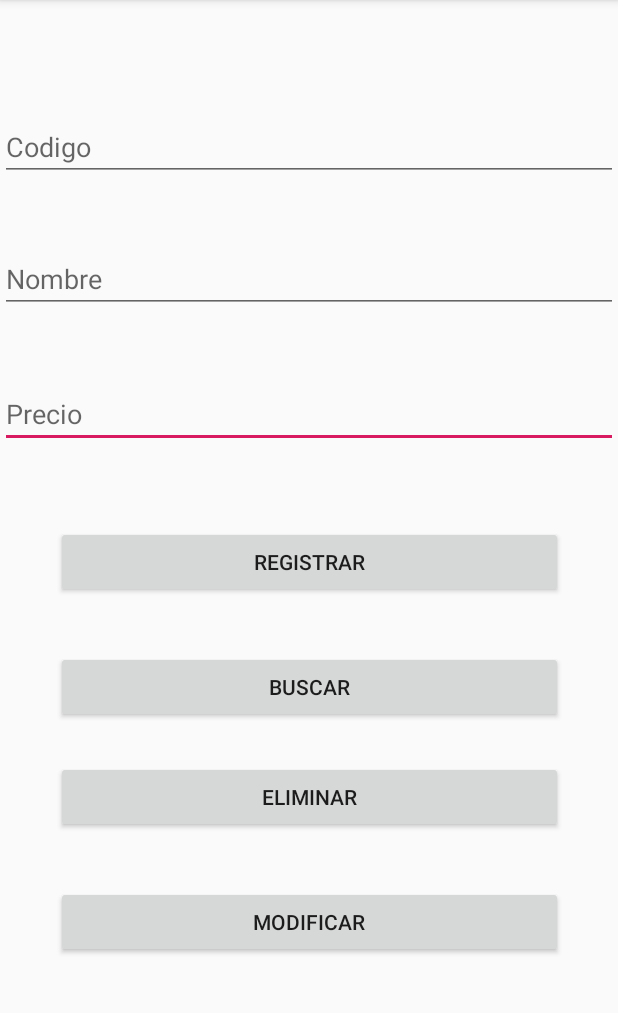
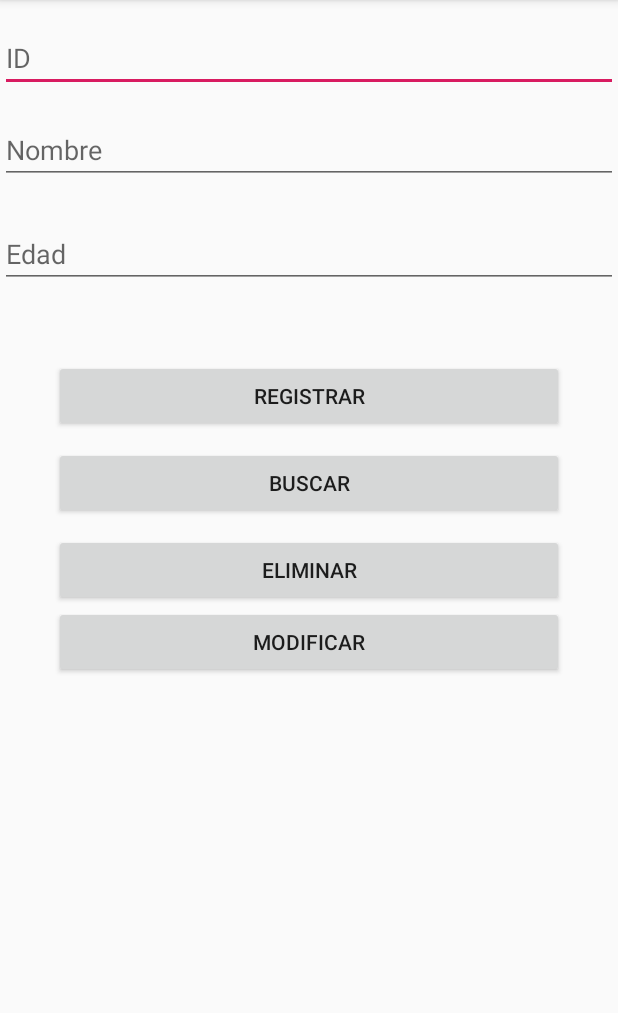
Before and after one commit to nicolasbeltrami/practica_09, an Android app: the screen it shows after launch (MainActivity), after a tap on "REGISTRAR", on a phone screen of 412 x 824 dp, the part 84-1097 px from its top. Run offline under Robolectric (Android 15) with nearby library versions, the phone set to English and light mode, and no system bars.

Commit message:
modificaciones menores

```diff
--- a/app/src/main/java/com/nicolas/practica_09/Data/AdminSqLite.java
+++ b/app/src/main/java/com/nicolas/practica_09/Data/AdminSqLite.java
@@ -13,7 +13,7 @@ public class AdminSqLite extends SQLiteOpenHelper {
 
     @Override
     public void onCreate(SQLiteDatabase db) {
-        db.execSQL("create table articulos(codigo int primary key, nombre text, precio real )");
+        db.execSQL("create table personas(id int primary key, nombre text, edad real )");
     }
 
     @Override
--- a/app/src/main/java/com/nicolas/practica_09/MainActivity.java
+++ b/app/src/main/java/com/nicolas/practica_09/MainActivity.java
@@ -15,9 +15,9 @@ import com.nicolas.practica_09.Data.AdminSqLite;
 
 public class MainActivity extends AppCompatActivity {
 
-    private EditText etCodigo;
+    private EditText etid;
     private EditText etNombre;
-    private EditText etPrecio;
+    private EditText etEdad;
     private Button btnCrear;
     private Button btnBuscar;
     private Button btnEliminar;
@@ -28,9 +28,9 @@ public class MainActivity extends AppCompatActivity {
         super.onCreate(savedInstanceState);
         setContentView(R.layout.activity_main);
 
-        etCodigo = findViewById(R.id.txtId);
+        etid = findViewById(R.id.txtId);
         etNombre = findViewById(R.id.txtNombre);
-        etPrecio = findViewById(R.id.txtPrecio);
+        etEdad = findViewById(R.id.txtEdad);
         btnCrear =findViewById(R.id.btnRegistrar);
         btnBuscar = findViewById(R.id.btnBuscar);
         btnEliminar = findViewById(R.id.btnEliminar);
@@ -73,23 +73,23 @@ public class MainActivity extends AppCompatActivity {
         AdminSqLite  admin = new AdminSqLite(this, "administracion", null, 1);
         SQLiteDatabase db = admin.getWritableDatabase();
 
-        String codigo = etCodigo.getText().toString();
+        String id = etid.getText().toString();
         String nombre = etNombre.getText().toString();
-        String precio = etPrecio.getText().toString();
+        String edad = etEdad.getText().toString();
 
-        if (!codigo.isEmpty() && !nombre.isEmpty() && !precio.isEmpty()){
+        if (!id.isEmpty() && !nombre.isEmpty() && !edad.isEmpty()){
 
             ContentValues registro = new ContentValues();
 
-            registro.put("codigo", codigo);
+            registro.put("id", id);
             registro.put("nombre", nombre);
-            registro.put("precio", precio);
+            registro.put("edad", edad);
 
-            db.insert("articulos", null, registro);
+            db.insert("personas", null, registro);
             db.close();
-            etCodigo.setText("");
+            etid.setText("");
             etNombre.setText("");
-            etPrecio.setText("");
+            etEdad.setText("");
             Toast.makeText(this,"Registro Exitoso", Toast.LENGTH_LONG).show();
 
         }else {
@@ -102,14 +102,14 @@ public class MainActivity extends AppCompatActivity {
         SQLiteDatabase db = admin.getWritableDatabase();
 
 
-        String codigo = etCodigo.getText().toString();
+        String id = etid.getText().toString();
 
-        if (!codigo.isEmpty()){
-            Cursor fila = db.rawQuery("select nombre, precio from articulos where codigo ="+ codigo, null);
+        if (!id.isEmpty()){
+            Cursor fila = db.rawQuery("select nombre, edad from personas where id ="+ id, null);
 
             if (fila.moveToFirst()){
                 etNombre.setText(fila.getString(0));
-                etPrecio.setText(fila.getString(1));
+                etEdad.setText(fila.getString(1));
                 db.close();
             }else{
                 Toast.makeText(this, "No existe el artículo buscado", Toast.LENGTH_LONG).show();
@@ -124,15 +124,15 @@ public class MainActivity extends AppCompatActivity {
         AdminSqLite admin = new AdminSqLite(this, "administracion", null, 1);
         SQLiteDatabase db = admin.getWritableDatabase();
 
-        String codigo = etCodigo.getText().toString();
+        String id = etid.getText().toString();
 
-        if (!codigo.isEmpty()){
-            int cantidad = db.delete("articulos", "codigo =" + codigo, null);
+        if (!id.isEmpty()){
+            int cantidad = db.delete("personas", "id =" + id, null);
             db.close();
 
-            etCodigo.setText("");
+            etid.setText("");
             etNombre.setText("");
-            etPrecio.setText("");
+            etEdad.setText("");
 
             if (cantidad == 1){
                 Toast.makeText(this, "Producto eliminado exitosamente", Toast.LENGTH_LONG).show();
@@ -149,18 +149,18 @@ public class MainActivity extends AppCompatActivity {
         AdminSqLite admin = new AdminSqLite(this, "administracion", null, 1);
         SQLiteDatabase db = admin.getWritableDatabase();
 
-        String codigo = etCodigo.getText().toString();
+        String id = etid.getText().toString();
         String nombre = etNombre.getText().toString();
-        String precio = etPrecio.getText().toString();
+        String edad = etEdad.getText().toString();
 
-        if (!codigo.isEmpty() && !nombre.isEmpty() && !precio.isEmpty()){
+        if (!id.isEmpty() && !nombre.isEmpty() && !edad.isEmpty()){
 
             ContentValues registro = new ContentValues();
-            registro.put("codigo", codigo);
+            registro.put("id", id);
             registro.put("nombre", nombre);
-            registro.put("precio", precio);
+            registro.put("edad", edad);
 
-            int cantidad = db.update("articulos", registro, "codigo =" + codigo, null);
+            int cantidad = db.update("personas", registro, "id =" + id, null);
             db.close();
 
             if (cantidad == 1){
--- a/app/src/main/res/layout/activity_main.xml
+++ b/app/src/main/res/layout/activity_main.xml
@@ -7,90 +7,100 @@
     tools:context=".MainActivity">
 
     <EditText
-        android:id="@+id/txtPrecio"
+        android:id="@+id/txtId"
         android:layout_width="0dp"
         android:layout_height="wrap_content"
-        android:layout_marginBottom="42dp"
+        android:layout_marginTop="16dp"
         android:ems="10"
-        android:hint="@string/precio"
+        android:hint="@string/name"
         android:importantForAutofill="no"
-        android:inputType="numberDecimal"
-        app:layout_constraintBottom_toTopOf="@+id/btnRegistrar"
+        android:inputType="textPersonName"
         app:layout_constraintEnd_toEndOf="parent"
+        app:layout_constraintHorizontal_bias="0.0"
         app:layout_constraintStart_toStartOf="parent"
-        app:layout_constraintTop_toBottomOf="@+id/txtNombre" />
+        app:layout_constraintTop_toTopOf="parent" />
 
     <EditText
         android:id="@+id/txtNombre"
         android:layout_width="0dp"
         android:layout_height="wrap_content"
-        android:layout_marginBottom="35dp"
+        android:layout_marginTop="16dp"
         android:ems="10"
         android:hint="@string/txtNombre"
         android:importantForAutofill="no"
         android:inputType="textPersonName"
-        app:layout_constraintBottom_toTopOf="@+id/txtPrecio"
         app:layout_constraintEnd_toEndOf="parent"
+        app:layout_constraintHorizontal_bias="0.0"
         app:layout_constraintStart_toStartOf="parent"
         app:layout_constraintTop_toBottomOf="@+id/txtId" />
 
+    <EditText
+        android:id="@+id/txtEdad"
+        android:layout_width="0dp"
+        android:layout_height="wrap_content"
+        android:layout_marginTop="24dp"
+        android:ems="10"
+        android:hint="@string/precio"
+        android:importantForAutofill="no"
+        android:inputType="numberDecimal"
+        app:layout_constraintEnd_toEndOf="parent"
+        app:layout_constraintHorizontal_bias="0.0"
+        app:layout_constraintStart_toStartOf="parent"
+        app:layout_constraintTop_toBottomOf="@+id/txtNombre" />
+
     <Button
         android:id="@+id/btnRegistrar"
-        android:layout_width="338dp"
+        android:layout_width="0dp"
         android:layout_height="wrap_content"
-        android:layout_marginBottom="26dp"
+        android:layout_marginStart="36dp"
+        android:layout_marginTop="48dp"
+        android:layout_marginEnd="36dp"
+        android:layout_marginBottom="10dp"
         android:text="@string/buttonCrar"
         app:layout_constraintBottom_toTopOf="@+id/btnBuscar"
         app:layout_constraintEnd_toEndOf="parent"
+        app:layout_constraintHorizontal_bias="0.0"
         app:layout_constraintStart_toStartOf="parent"
-        app:layout_constraintTop_toBottomOf="@+id/txtPrecio" />
+        app:layout_constraintTop_toBottomOf="@+id/txtEdad" />
 
     <Button
         android:id="@+id/btnBuscar"
-        android:layout_width="338dp"
+        android:layout_width="0dp"
         android:layout_height="wrap_content"
-        android:layout_marginBottom="16dp"
+        android:layout_marginStart="36dp"
+        android:layout_marginEnd="36dp"
+        android:layout_marginBottom="10dp"
         android:text="@string/buttonBusc"
         app:layout_constraintBottom_toTopOf="@+id/btnEliminar"
         app:layout_constraintEnd_toEndOf="parent"
+        app:layout_constraintHorizontal_bias="0.0"
         app:layout_constraintStart_toStartOf="parent"
         app:layout_constraintTop_toBottomOf="@+id/btnRegistrar" />
 
     <Button
         android:id="@+id/btnEliminar"
-        android:layout_width="338dp"
+        android:layout_width="0dp"
         android:layout_height="wrap_content"
-        android:layout_marginBottom="26dp"
+        android:layout_marginStart="36dp"
+        android:layout_marginEnd="36dp"
+        android:layout_marginBottom="10dp"
         android:text="@string/button"
         app:layout_constraintBottom_toTopOf="@+id/btnModificar"
         app:layout_constraintEnd_toEndOf="parent"
+        app:layout_constraintHorizontal_bias="0.0"
         app:layout_constraintStart_toStartOf="parent"
         app:layout_constraintTop_toBottomOf="@+id/btnBuscar" />
 
     <Button
         android:id="@+id/btnModificar"
-        android:layout_width="338dp"
+        android:layout_width="0dp"
         android:layout_height="wrap_content"
-        android:layout_marginBottom="120dp"
+        android:layout_marginStart="36dp"
+        android:layout_marginEnd="36dp"
         android:text="@string/buttonMod"
-        app:layout_constraintBottom_toBottomOf="parent"
         app:layout_constraintEnd_toEndOf="parent"
+        app:layout_constraintHorizontal_bias="0.0"
         app:layout_constraintStart_toStartOf="parent"
         app:layout_constraintTop_toBottomOf="@+id/btnEliminar" />
 
-    <EditText
-        android:id="@+id/txtId"
-        android:layout_width="0dp"
-        android:layout_height="wrap_content"
-        android:layout_marginTop="66dp"
-        android:layout_marginBottom="33dp"
-        android:ems="10"
-        android:hint="@string/name"
-        android:importantForAutofill="no"
-        android:inputType="textPersonName"
-        app:layout_constraintBottom_toTopOf="@+id/txtNombre"
-        app:layout_constraintEnd_toEndOf="parent"
-        app:layout_constraintStart_toStartOf="parent"
-        app:layout_constraintTop_toTopOf="parent" />
-
 </androidx.constraintlayout.widget.ConstraintLayout>
--- a/app/src/main/res/values/strings.xml
+++ b/app/src/main/res/values/strings.xml
@@ -1,10 +1,10 @@
 <resources>
     <string name="app_name">Practica_09</string>
-    <string name="name">Codigo</string>
+    <string name="name">ID</string>
     <string name="button">Eliminar</string>
     <string name="buttonMod">Modificar</string>
     <string name="buttonBusc">Buscar</string>
     <string name="buttonCrar">Registrar</string>
     <string name="txtNombre">Nombre</string>
-    <string name="precio">Precio</string>
+    <string name="precio">Edad</string>
 </resources>
```
